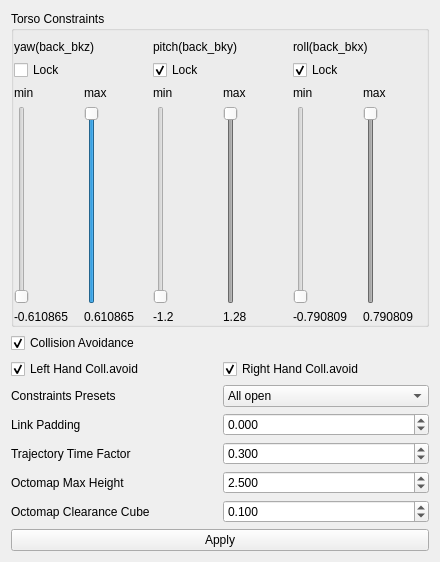
Before: the Qt Designer form vigir_ocs_back_joint_limit/src/joint_limit.ui in team-vigir/vigir_ocs_common, drawn with Qt 5.
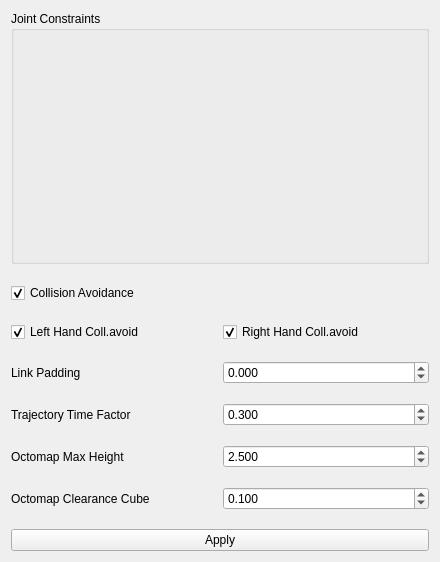
After: the same form once the commit is applied.

Commit message: Refactor joint limit widget to read joints from param server

```diff
--- a/vigir_ocs_back_joint_limit/src/joint_limit.ui
+++ b/vigir_ocs_back_joint_limit/src/joint_limit.ui
@@ -23,7 +23,7 @@
    <item row="0" column="0">
     <widget class="QGroupBox" name="groupBox">
      <property name="title">
-      <string>Torso Constraints</string>
+      <string>Joint Constraints</string>
      </property>
      <layout class="QHBoxLayout" name="horizontalLayout_4">
       <property name="spacing">
@@ -42,305 +42,7 @@
        <number>0</number>
       </property>
       <item>
-       <layout class="QHBoxLayout" name="horizontalLayout">
-        <item>
-         <layout class="QVBoxLayout" name="verticalLayout_3">
-          <item>
-           <widget class="QLabel" name="label">
-            <property name="text">
-             <string>yaw(back_bkz)</string>
-            </property>
-           </widget>
-          </item>
-          <item>
-           <widget class="QCheckBox" name="lock_yaw_">
-            <property name="text">
-             <string>Lock</string>
-            </property>
-           </widget>
-          </item>
-          <item>
-           <layout class="QHBoxLayout" name="horizontalLayout_2">
-            <item>
-             <layout class="QVBoxLayout" name="verticalLayout_5">
-              <item>
-               <widget class="QLabel" name="label_2">
-                <property name="text">
-                 <string>min</string>
-                </property>
-               </widget>
-              </item>
-              <item>
-               <widget class="QSlider" name="lbzMin">
-                <property name="enabled">
-                 <bool>true</bool>
-                </property>
-                <property name="minimum">
-                 <number>-610865</number>
-                </property>
-                <property name="maximum">
-                 <number>610865</number>
-                </property>
-                <property name="value">
-                 <number>-610865</number>
-                </property>
-                <property name="orientation">
-                 <enum>Qt::Vertical</enum>
-                </property>
-               </widget>
-              </item>
-              <item>
-               <widget class="QLabel" name="lbzMinLabel">
-                <property name="text">
-                 <string>-0.610865</string>
-                </property>
-               </widget>
-              </item>
-             </layout>
-            </item>
-            <item>
-             <layout class="QVBoxLayout" name="verticalLayout_7">
-              <item>
-               <widget class="QLabel" name="label_3">
-                <property name="text">
-                 <string>max</string>
-                </property>
-               </widget>
-              </item>
-              <item>
-               <widget class="QSlider" name="lbzMax">
-                <property name="enabled">
-                 <bool>true</bool>
-                </property>
-                <property name="minimum">
-                 <number>-610865</number>
-                </property>
-                <property name="maximum">
-                 <number>610865</number>
-                </property>
-                <property name="value">
-                 <number>610865</number>
-                </property>
-                <property name="orientation">
-                 <enum>Qt::Vertical</enum>
-                </property>
-               </widget>
-              </item>
-              <item>
-               <widget class="QLabel" name="lbzMaxLabel">
-                <property name="text">
-                 <string>0.610865</string>
-                </property>
-               </widget>
-              </item>
-             </layout>
-            </item>
-           </layout>
-          </item>
-         </layout>
-        </item>
-        <item>
-         <layout class="QVBoxLayout" name="verticalLayout_4">
-          <item>
-           <widget class="QLabel" name="label_4">
-            <property name="text">
-             <string>pitch(back_bky)</string>
-            </property>
-           </widget>
-          </item>
-          <item>
-           <widget class="QCheckBox" name="lock_pitch_">
-            <property name="text">
-             <string>Lock</string>
-            </property>
-            <property name="checked">
-             <bool>true</bool>
-            </property>
-           </widget>
-          </item>
-          <item>
-           <layout class="QHBoxLayout" name="horizontalLayout_3">
-            <item>
-             <layout class="QVBoxLayout" name="verticalLayout_8">
-              <item>
-               <widget class="QLabel" name="label_6">
-                <property name="text">
-                 <string>min</string>
-                </property>
-               </widget>
-              </item>
-              <item>
-               <widget class="QSlider" name="mbyMin">
-                <property name="enabled">
-                 <bool>false</bool>
-                </property>
-                <property name="minimum">
-                 <number>-120</number>
-                </property>
-                <property name="maximum">
-                 <number>128</number>
-                </property>
-                <property name="value">
-                 <number>-120</number>
-                </property>
-                <property name="orientation">
-                 <enum>Qt::Vertical</enum>
-                </property>
-               </widget>
-              </item>
-              <item>
-               <widget class="QLabel" name="mbyMinLabel">
-                <property name="text">
-                 <string>-1.2</string>
-                </property>
-               </widget>
-              </item>
-             </layout>
-            </item>
-            <item>
-             <layout class="QVBoxLayout" name="verticalLayout_9">
-              <item>
-               <widget class="QLabel" name="label_7">
-                <property name="text">
-                 <string>max</string>
-                </property>
-               </widget>
-              </item>
-              <item>
-               <widget class="QSlider" name="mbyMax">
-                <property name="enabled">
-                 <bool>false</bool>
-                </property>
-                <property name="minimum">
-                 <number>-120</number>
-                </property>
-                <property name="maximum">
-                 <number>128</number>
-                </property>
-                <property name="value">
-                 <number>128</number>
-                </property>
-                <property name="orientation">
-                 <enum>Qt::Vertical</enum>
-                </property>
-               </widget>
-              </item>
-              <item>
-               <widget class="QLabel" name="mbyMaxLabel">
-                <property name="text">
-                 <string>1.28</string>
-                </property>
-               </widget>
-              </item>
-             </layout>
-            </item>
-           </layout>
-          </item>
-         </layout>
-        </item>
-        <item>
-         <layout class="QVBoxLayout" name="verticalLayout_2">
-          <item>
-           <widget class="QLabel" name="label_5">
-            <property name="text">
-             <string>roll(back_bkx)</string>
-            </property>
-           </widget>
-          </item>
-          <item>
-           <widget class="QCheckBox" name="lock_roll_">
-            <property name="text">
-             <string>Lock</string>
-            </property>
-            <property name="checked">
-             <bool>true</bool>
-            </property>
-           </widget>
-          </item>
-          <item>
-           <layout class="QHBoxLayout" name="horizontalLayout_5">
-            <item>
-             <layout class="QVBoxLayout" name="verticalLayout_10">
-              <item>
-               <widget class="QLabel" name="label_8">
-                <property name="text">
-                 <string>min</string>
-                </property>
-               </widget>
-              </item>
-              <item>
-               <widget class="QSlider" name="ubxMin">
-                <property name="enabled">
-                 <bool>false</bool>
-                </property>
-                <property name="minimum">
-                 <number>-790809</number>
-                </property>
-                <property name="maximum">
-                 <number>790809</number>
-                </property>
-                <property name="value">
-                 <number>-790809</number>
-                </property>
-                <property name="orientation">
-                 <enum>Qt::Vertical</enum>
-                </property>
-               </widget>
-              </item>
-              <item>
-               <widget class="QLabel" name="ubxMinLabel">
-                <property name="text">
-                 <string>-0.790809</string>
-                </property>
-               </widget>
-              </item>
-             </layout>
-            </item>
-            <item>
-             <layout class="QVBoxLayout" name="verticalLayout_11">
-              <item>
-               <widget class="QLabel" name="label_9">
-                <property name="text">
-                 <string>max</string>
-                </property>
-               </widget>
-              </item>
-              <item>
-               <widget class="QSlider" name="ubxMax">
-                <property name="enabled">
-                 <bool>false</bool>
-                </property>
-                <property name="minimum">
-                 <number>-790809</number>
-                </property>
-                <property name="maximum">
-                 <number>790809</number>
-                </property>
-                <property name="singleStep">
-                 <number>0</number>
-                </property>
-                <property name="value">
-                 <number>790809</number>
-                </property>
-                <property name="orientation">
-                 <enum>Qt::Vertical</enum>
-                </property>
-               </widget>
-              </item>
-              <item>
-               <widget class="QLabel" name="ubxMaxLabel">
-                <property name="text">
-                 <string>0.790809</string>
-                </property>
-               </widget>
-              </item>
-             </layout>
-            </item>
-           </layout>
-          </item>
-         </layout>
-        </item>
-       </layout>
+       <layout class="QHBoxLayout" name="horizontalLayout"/>
       </item>
      </layout>
     </widget>
@@ -360,17 +62,7 @@
       <property name="bottomMargin">
        <number>0</number>
       </property>
-      <item row="1" column="0">
-       <widget class="QCheckBox" name="collision_avoidance_">
-        <property name="text">
-         <string>Collision Avoidance</string>
-        </property>
-        <property name="checked">
-         <bool>true</bool>
-        </property>
-       </widget>
-      </item>
-      <item row="6" column="0">
+      <item row="5" column="0">
        <widget class="QLabel" name="label_13">
         <property name="text">
          <string>Octomap Max Height</string>
@@ -378,39 +70,6 @@
        </widget>
       </item>
       <item row="4" column="1">
-       <widget class="QDoubleSpinBox" name="padding_">
-        <property name="decimals">
-         <number>3</number>
-        </property>
-        <property name="minimum">
-         <double>-0.200000000000000</double>
-        </property>
-        <property name="maximum">
-         <double>1.000000000000000</double>
-        </property>
-        <property name="singleStep">
-         <double>0.010000000000000</double>
-        </property>
-        <property name="value">
-         <double>0.000000000000000</double>
-        </property>
-       </widget>
-      </item>
-      <item row="4" column="0">
-       <widget class="QLabel" name="label_10">
-        <property name="text">
-         <string>Link Padding</string>
-        </property>
-       </widget>
-      </item>
-      <item row="5" column="0">
-       <widget class="QLabel" name="label_12">
-        <property name="text">
-         <string>Trajectory Time Factor</string>
-        </property>
-       </widget>
-      </item>
-      <item row="5" column="1">
        <widget class="QDoubleSpinBox" name="time_factor_">
         <property name="decimals">
          <number>3</number>
@@ -429,7 +88,30 @@
         </property>
        </widget>
       </item>
+      <item row="3" column="0">
+       <widget class="QLabel" name="label_10">
+        <property name="text">
+         <string>Link Padding</string>
+        </property>
+       </widget>
+      </item>
       <item row="6" column="1">
+       <widget class="QDoubleSpinBox" name="octomap_clearance_cube_dimensions_">
+        <property name="decimals">
+         <number>3</number>
+        </property>
+        <property name="maximum">
+         <double>5.000000000000000</double>
+        </property>
+        <property name="singleStep">
+         <double>0.001000000000000</double>
+        </property>
+        <property name="value">
+         <double>0.100000000000000</double>
+        </property>
+       </widget>
+      </item>
+      <item row="5" column="1">
        <widget class="QDoubleSpinBox" name="octomap_height_">
         <property name="decimals">
          <number>3</number>
@@ -448,63 +130,23 @@
         </property>
        </widget>
       </item>
-      <item row="7" column="0">
+      <item row="1" column="0">
+       <widget class="QCheckBox" name="collision_avoidance_">
+        <property name="text">
+         <string>Collision Avoidance</string>
+        </property>
+        <property name="checked">
+         <bool>true</bool>
+        </property>
+       </widget>
+      </item>
+      <item row="6" column="0">
        <widget class="QLabel" name="label_14">
         <property name="text">
          <string>Octomap Clearance Cube</string>
         </property>
        </widget>
       </item>
-      <item row="7" column="1">
-       <widget class="QDoubleSpinBox" name="octomap_clearance_cube_dimensions_">
-        <property name="decimals">
-         <number>3</number>
-        </property>
-        <property name="maximum">
-         <double>5.000000000000000</double>
-        </property>
-        <property name="singleStep">
-         <double>0.001000000000000</double>
-        </property>
-        <property name="value">
-         <double>0.100000000000000</double>
-        </property>
-       </widget>
-      </item>
-      <item row="3" column="0">
-       <widget class="QLabel" name="label_15">
-        <property name="text">
-         <string>Constraints Presets</string>
-        </property>
-       </widget>
-      </item>
-      <item row="3" column="1">
-       <widget class="QComboBox" name="Presets_comboBox">
-        <property name="currentIndex">
-         <number>0</number>
-        </property>
-        <item>
-         <property name="text">
-          <string>All open</string>
-         </property>
-        </item>
-        <item>
-         <property name="text">
-          <string>All Closed</string>
-         </property>
-        </item>
-        <item>
-         <property name="text">
-          <string>Free Yaw, Fwd Pitch, Small Roll</string>
-         </property>
-        </item>
-        <item>
-         <property name="text">
-          <string>Only Yaw</string>
-         </property>
-        </item>
-       </widget>
-      </item>
       <item row="2" column="0">
        <widget class="QCheckBox" name="left_hand_collision_avoidance_">
         <property name="text">
@@ -515,6 +157,25 @@
         </property>
        </widget>
       </item>
+      <item row="3" column="1">
+       <widget class="QDoubleSpinBox" name="padding_">
+        <property name="decimals">
+         <number>3</number>
+        </property>
+        <property name="minimum">
+         <double>-0.200000000000000</double>
+        </property>
+        <property name="maximum">
+         <double>1.000000000000000</double>
+        </property>
+        <property name="singleStep">
+         <double>0.010000000000000</double>
+        </property>
+        <property name="value">
+         <double>0.000000000000000</double>
+        </property>
+       </widget>
+      </item>
       <item row="2" column="1">
        <widget class="QCheckBox" name="right_hand_collision_avoidance_">
         <property name="text">
@@ -525,6 +186,13 @@
         </property>
        </widget>
       </item>
+      <item row="4" column="0">
+       <widget class="QLabel" name="label_12">
+        <property name="text">
+         <string>Trajectory Time Factor</string>
+        </property>
+       </widget>
+      </item>
      </layout>
     </widget>
    </item>
```
The commit also changes 4 other files.
